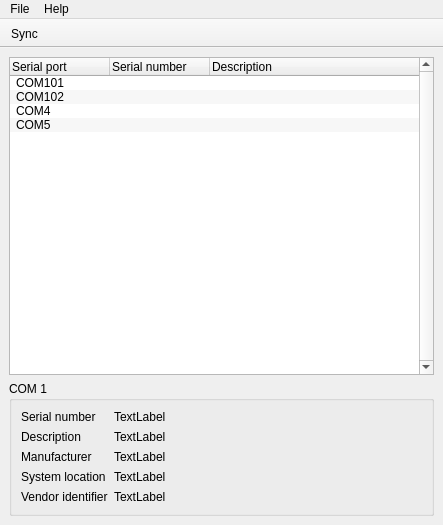
ni-m/comPortScanner, file src/mainwindow.ui: the form before one commit.
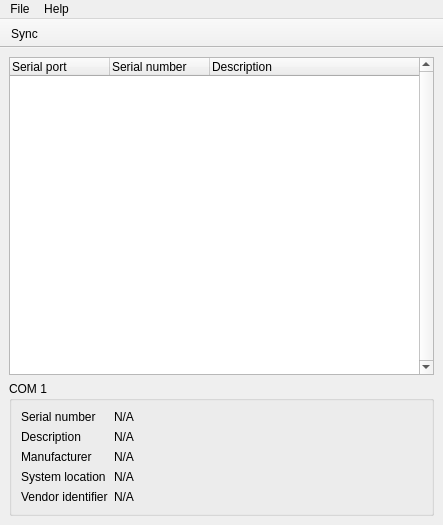
The form after the commit. Icons and pictures are not drawn.

Commit message: Enable sort and fix incorrect vendor ID display

```diff
--- a/src/mainwindow.ui
+++ b/src/mainwindow.ui
@@ -31,6 +31,9 @@
       <property name="indentation">
        <number>3</number>
       </property>
+      <property name="sortingEnabled">
+       <bool>false</bool>
+      </property>
       <column>
        <property name="text">
         <string>Serial port</string>
@@ -46,50 +49,6 @@
         <string>Description</string>
        </property>
       </column>
-      <item>
-       <property name="text">
-        <string>COM101</string>
-       </property>
-       <property name="text">
-        <string/>
-       </property>
-       <property name="text">
-        <string/>
-       </property>
-      </item>
-      <item>
-       <property name="text">
-        <string>COM102</string>
-       </property>
-       <property name="text">
-        <string/>
-       </property>
-       <property name="text">
-        <string/>
-       </property>
-      </item>
-      <item>
-       <property name="text">
-        <string>COM4</string>
-       </property>
-       <property name="text">
-        <string/>
-       </property>
-       <property name="text">
-        <string/>
-       </property>
-      </item>
-      <item>
-       <property name="text">
-        <string>COM5</string>
-       </property>
-       <property name="text">
-        <string/>
-       </property>
-       <property name="text">
-        <string/>
-       </property>
-      </item>
      </widget>
     </item>
     <item>
@@ -108,7 +67,7 @@
        <item row="0" column="1">
         <widget class="QLabel" name="outSerialNumber">
          <property name="text">
-          <string>TextLabel</string>
+          <string>N/A</string>
          </property>
         </widget>
        </item>
@@ -122,7 +81,7 @@
        <item row="1" column="1">
         <widget class="QLabel" name="outDesc">
          <property name="text">
-          <string>TextLabel</string>
+          <string>N/A</string>
          </property>
         </widget>
        </item>
@@ -136,7 +95,7 @@
        <item row="2" column="1">
         <widget class="QLabel" name="outManufacturer">
          <property name="text">
-          <string>TextLabel</string>
+          <string>N/A</string>
          </property>
         </widget>
        </item>
@@ -150,7 +109,7 @@
        <item row="3" column="1">
         <widget class="QLabel" name="outSystemLocation">
          <property name="text">
-          <string>TextLabel</string>
+          <string>N/A</string>
          </property>
         </widget>
        </item>
@@ -164,7 +123,7 @@
        <item row="4" column="1">
         <widget class="QLabel" name="outVendorId">
          <property name="text">
-          <string>TextLabel</string>
+          <string>N/A</string>
          </property>
         </widget>
        </item>
```
Left out of the diff: 6 changed lines with no effect on the pictures. The commit also changes 1 other file.
